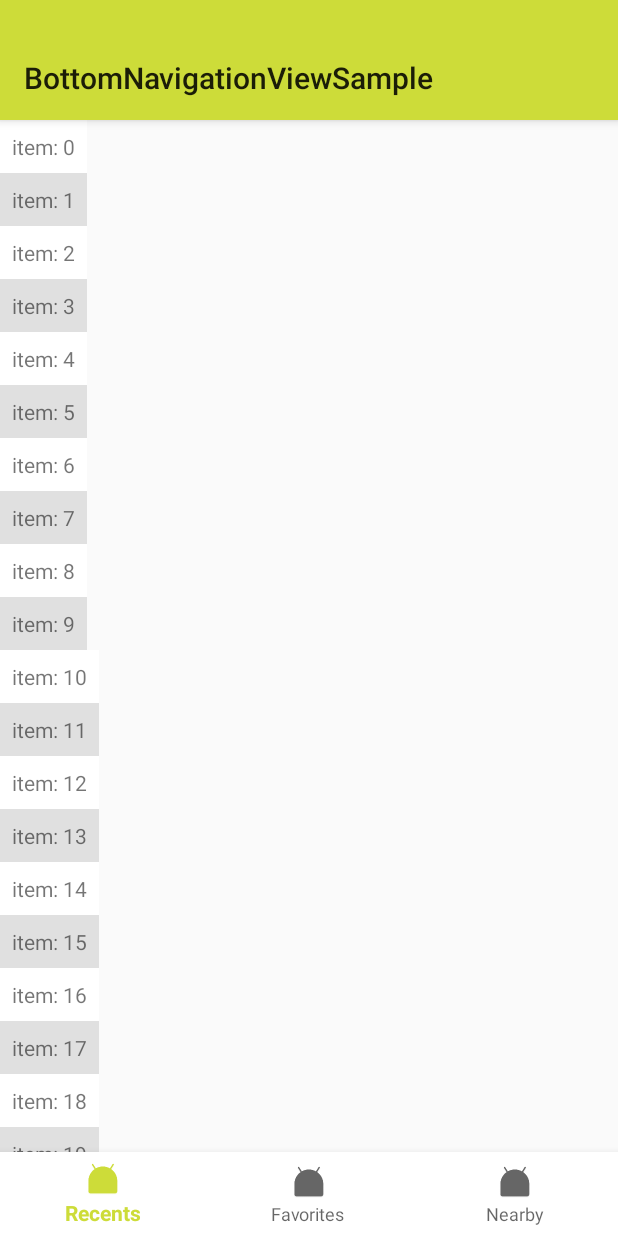
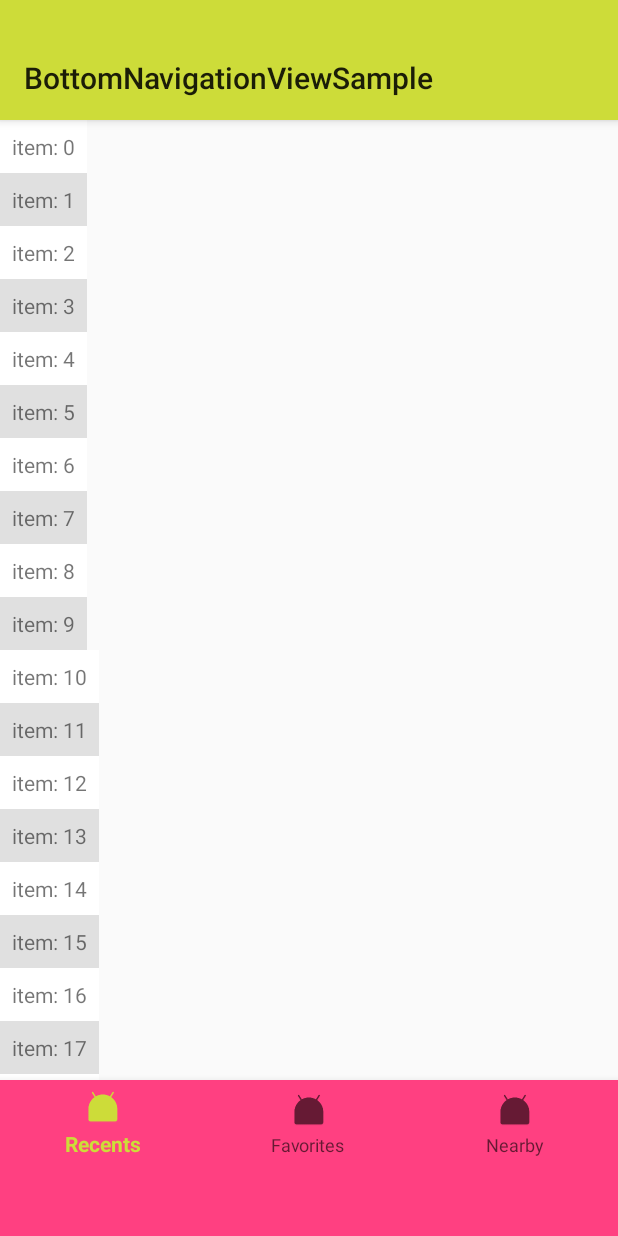
Before and after one commit to sakebook/BottomNavigationViewSample, an Android app: the screen it shows after launch (MainActivity), on a phone screen of 412 x 824 dp. Run offline under Robolectric (Android 15) with nearby library versions, the phone set to English and light mode, and no system bars; 1 statement that could not run was skipped.

Commit message:
Support rotation

```diff
--- a/app/src/main/java/com/sakebook/android/sample/bottomnavigationviewsample/MainActivity.kt
+++ b/app/src/main/java/com/sakebook/android/sample/bottomnavigationviewsample/MainActivity.kt
@@ -16,10 +16,10 @@ class MainActivity : AppCompatActivity() {
 
     override fun onCreate(savedInstanceState: Bundle?) {
         super.onCreate(savedInstanceState)
-        if (Build.VERSION.SDK_INT >= Build.VERSION_CODES.LOLLIPOP) {
-            findViewById(android.R.id.content).systemUiVisibility = View.SYSTEM_UI_FLAG_LAYOUT_FULLSCREEN or View.SYSTEM_UI_FLAG_LAYOUT_STABLE
-        }
-
+        findViewById(android.R.id.content).systemUiVisibility =
+                View.SYSTEM_UI_FLAG_LAYOUT_FULLSCREEN or
+                View.SYSTEM_UI_FLAG_LAYOUT_STABLE or
+                View.SYSTEM_UI_FLAG_LAYOUT_HIDE_NAVIGATION
         setContentView(R.layout.activity_main)
         initToolbar()
         initBottomNavigation()
--- a/app/src/main/res/layout/activity_main.xml
+++ b/app/src/main/res/layout/activity_main.xml
@@ -17,7 +17,7 @@
             android:id="@+id/toolbar"
             android:paddingTop="@dimen/status_bar_height"
             android:layout_width="match_parent"
-            android:layout_height="@dimen/padding_tool_bar_height"
+            android:layout_height="@dimen/tool_bar_height"
             android:minHeight="?attr/actionBarSize"
             android:background="@color/colorPrimary"
             app:layout_scrollFlags="scroll|enterAlways"
@@ -35,11 +35,12 @@
     <android.support.design.widget.BottomNavigationView
         android:id="@+id/bottom_navigation"
         android:layout_gravity="bottom"
+        android:paddingBottom="@dimen/navigation_bar_padding"
+        android:background="@color/colorAccent"
         app:layout_behavior="com.sakebook.android.sample.bottomnavigationviewsample.BottomNavigationBehavior"
-        android:background="@color/white"
         app:elevation="@dimen/small_margin"
         app:menu="@menu/bottom_navigation"
         android:layout_width="match_parent"
-        android:layout_height="wrap_content"/>
+        android:layout_height="@dimen/bottom_navigation_height"/>
 
 </android.support.design.widget.CoordinatorLayout>
--- /dev/null
+++ b/app/src/main/res/values-land/dimens.xml
@@ -0,0 +1,8 @@
+<resources>
+    <!-- Default screen margins, per the Android Design guidelines. -->
+    <dimen name="small_margin">8dp</dimen>
+    <dimen name="status_bar_height">24dp</dimen>
+    <dimen name="tool_bar_height">72dp</dimen><!-- status bar(24dp) + landscape tool bar(48dp) -->
+    <dimen name="navigation_bar_padding">0dp</dimen><!-- landscape navigation bar(0dp) -->
+    <dimen name="bottom_navigation_height">58dp</dimen><!-- landscape navigation bar(0dp) + bottom navigation(58dp) -->
+</resources>
--- a/app/src/main/res/values-v19/styles.xml
+++ b/app/src/main/res/values-v19/styles.xml
@@ -5,5 +5,6 @@
         <item name="colorPrimaryDark">@color/colorPrimaryDark</item>
         <item name="colorAccent">@color/colorAccent</item>
         <item name="android:windowTranslucentStatus">true</item>
+        <item name="android:windowTranslucentNavigation">true</item>
     </style>
 </resources>
--- a/app/src/main/res/values-v21/styles.xml
+++ b/app/src/main/res/values-v21/styles.xml
@@ -5,5 +5,6 @@
         <item name="colorAccent">@color/colorAccent</item>
         <item name="android:statusBarColor">@color/translucent</item>
         <item name="android:windowDrawsSystemBarBackgrounds">true</item>
+        <item name="android:navigationBarColor">@color/translucent</item>
     </style>
 </resources>
--- a/app/src/main/res/values-v23/styles.xml
+++ b/app/src/main/res/values-v23/styles.xml
@@ -6,5 +6,6 @@
         <item name="colorAccent">@color/colorAccent</item>
         <item name="android:statusBarColor">@color/translucent</item>
         <item name="android:windowDrawsSystemBarBackgrounds">true</item>
+        <item name="android:navigationBarColor">@color/translucent</item>
     </style>
 </resources>
--- a/app/src/main/res/values/dimens.xml
+++ b/app/src/main/res/values/dimens.xml
@@ -2,5 +2,7 @@
     <!-- Default screen margins, per the Android Design guidelines. -->
     <dimen name="small_margin">8dp</dimen>
     <dimen name="status_bar_height">24dp</dimen>
-    <dimen name="padding_tool_bar_height">80dp</dimen><!-- status bar(24dp) + tool bar(56dp) -->
+    <dimen name="tool_bar_height">80dp</dimen><!-- status bar(24dp) + tool bar(56dp) -->
+    <dimen name="navigation_bar_padding">46dp</dimen><!-- navigation bar(46dp) -->
+    <dimen name="bottom_navigation_height">104dp</dimen><!-- navigation bar(46dp) + bottom navigation(58dp) -->
 </resources>
```
